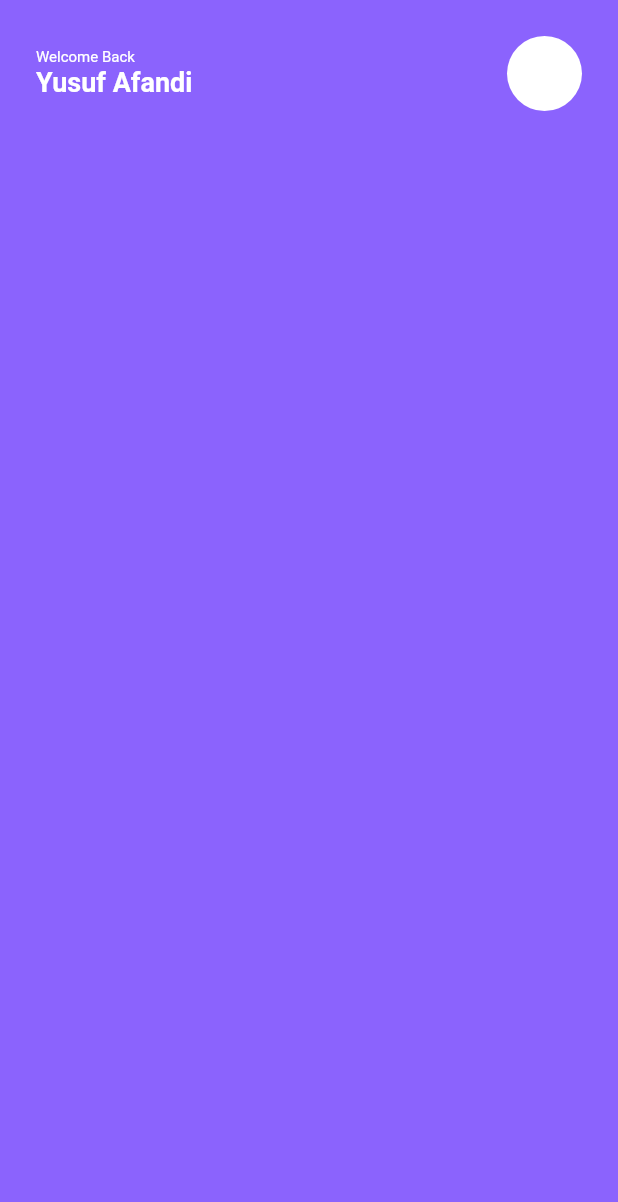
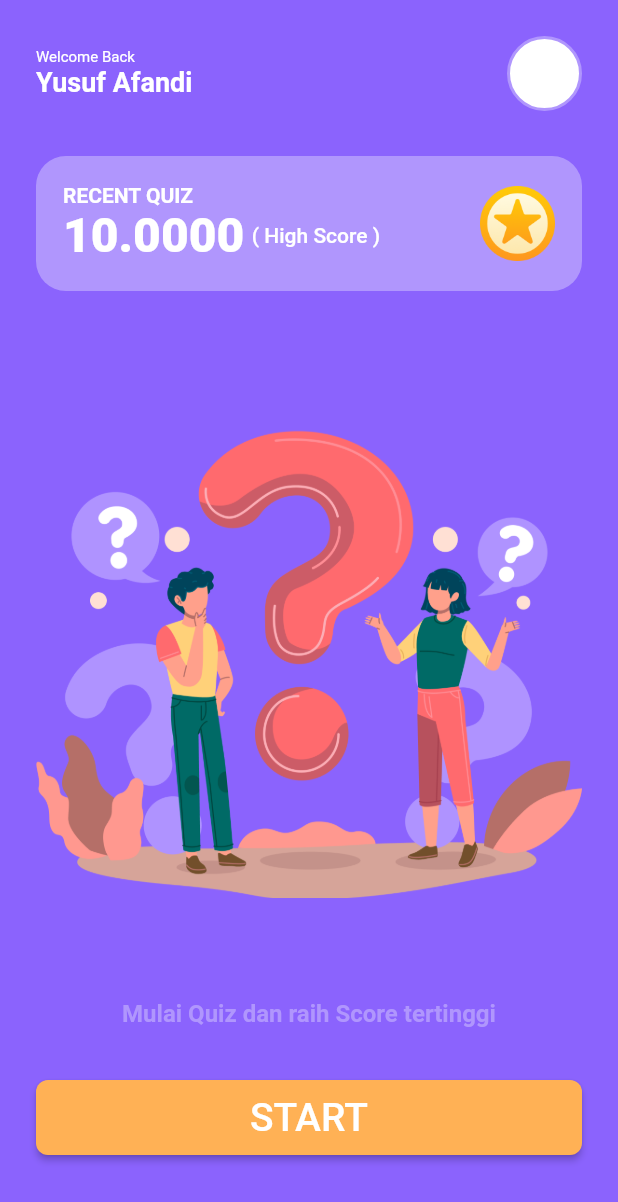
Before and after one commit to afandiyusuf/quiz-app-live, a Flutter app: the screen it shows after launch, on a phone screen of 412 x 824 dp. Shown: the top 1202 px of the screen. Run offline on Flutter 3.47's test engine with Material 2 defaults, Android fonts, the phone set to English and light mode, and no system bars.

```diff
--- a/lib/constants.dart
+++ b/lib/constants.dart
@@ -0,0 +1,7 @@
+import 'package:flutter/material.dart';
+
+class Themes {
+  static Color purple1 = Color(0xFFB096FD);
+  static Color purpleBg = Color(0xFF8B63FD);
+  static Color orange = Color(0xFFFFB155);
+}
--- a/lib/main.dart
+++ b/lib/main.dart
@@ -1,5 +1,6 @@
 import 'package:flutter/material.dart';
 import 'package:quiz_app/main_menu/presentation/main_menu_screen.dart';
+import 'package:quiz_app/question/presetation/question_screen.dart';
 
 void main() {
   runApp(const MyApp());
@@ -26,7 +27,11 @@ class MyApp extends StatelessWidget {
         // is not restarted.
         primarySwatch: Colors.blue,
       ),
-      home: const MainMenuScreen(),
+      initialRoute: MainMenuScreen.tag,
+      routes: {
+        MainMenuScreen.tag : (_) => MainMenuScreen(),
+        QuestionScreen.tag : (_) => QuestionScreen()
+      },
     );
   }
 }
--- a/lib/main_menu/presentation/main_menu_screen.dart
+++ b/lib/main_menu/presentation/main_menu_screen.dart
@@ -1,4 +1,8 @@
 import 'package:flutter/material.dart';
+import 'package:quiz_app/constants.dart';
+import 'package:quiz_app/main_menu/presentation/widget/high_score_widget.dart';
+import 'package:quiz_app/main_menu/presentation/widget/profile_widget.dart';
+import 'package:quiz_app/question/presetation/question_screen.dart';
 
 class MainMenuScreen extends StatelessWidget {
   static const tag = "/main-menu";
@@ -8,39 +12,54 @@ class MainMenuScreen extends StatelessWidget {
   @override
   Widget build(BuildContext context) {
     return Scaffold(
-      backgroundColor: Color(0xFF8B63FD),
+      backgroundColor: Themes.purpleBg,
       body: SafeArea(
         child: Padding(
           padding: const EdgeInsets.all(24.0),
           child: Column(
             children: [
-              Row(
-                children: [
-                  Column(
-                    crossAxisAlignment: CrossAxisAlignment.start,
-                    children: [
-                      Text(
-                        "Welcome Back",
-                        style: TextStyle(color: Colors.white, fontSize: 10),
-                      ),
-                      Text(
-                        "Yusuf Afandi",
-                        style: TextStyle(
-                            fontWeight: FontWeight.w600,
-                            fontSize: 18,
-                            color: Colors.white),
-                      )
-                    ],
+              ProfileWidget(),
+              SizedBox(
+                height: 30,
+              ),
+              HighScoreWidget(),
+              SizedBox(
+                height: 40,
+              ),
+              Expanded(child: Image.asset("assets/splash_bg.png")),
+              SizedBox(
+                height: 15,
+              ),
+              Text(
+                "Mulai Quiz dan raih Score tertinggi",
+                style: TextStyle(
+                    color: Themes.purple1,
+                    fontSize: 16,
+                    fontWeight: FontWeight.w600),
+              ),
+              SizedBox(
+                height: 35,
+              ),
+              Container(
+                width: double.infinity,
+                child: MaterialButton(
+                  child: Padding(
+                    padding: const EdgeInsets.symmetric(vertical: 10.0),
+                    child: Text(
+                      "START",
+                      style: TextStyle(color: Colors.white, fontSize: 26),
+                    ),
                   ),
-                  Spacer(),
-                  Container(
-                    width: 50,
-                    height: 50,
-                    decoration: BoxDecoration(
-                        borderRadius: BorderRadius.circular(100),
-                        color: Colors.white),
-                  )
-                ],
+                  shape: RoundedRectangleBorder(
+                      borderRadius: BorderRadius.circular(8)),
+                  onPressed: () {
+                    Navigator.pushNamed(context, QuestionScreen.tag);
+                  },
+                  color: Themes.orange,
+                ),
+              ),
+              SizedBox(
+                height: 30,
               )
             ],
           ),
--- /dev/null
+++ b/lib/main_menu/presentation/widget/high_score_widget.dart
@@ -0,0 +1,57 @@
+import 'package:flutter/material.dart';
+import 'package:quiz_app/constants.dart';
+
+class HighScoreWidget extends StatelessWidget {
+  const HighScoreWidget({Key? key}) : super(key: key);
+
+  @override
+  Widget build(BuildContext context) {
+    return Container(
+      padding: EdgeInsets.all(18),
+      width: double.infinity,
+      decoration: BoxDecoration(
+          borderRadius: BorderRadius.circular(20), color: Themes.purple1),
+      child: Row(
+        children: [
+          Column(
+            crossAxisAlignment: CrossAxisAlignment.start,
+            children: [
+              Text(
+                "RECENT QUIZ",
+                style: TextStyle(
+                    color: Colors.white,
+                    fontWeight: FontWeight.w600,
+                    fontSize: 14),
+              ),
+              Row(
+                crossAxisAlignment: CrossAxisAlignment.center,
+                children: [
+                  Text(
+                    "10.0000",
+                    style: TextStyle(
+                        color: Colors.white,
+                        fontWeight: FontWeight.w800,
+                        fontSize: 32),
+                  ),
+                  SizedBox(width: 5,),
+                  Text(
+                    "( High Score )",
+                    style: TextStyle(
+                        color: Colors.white,
+                        fontWeight: FontWeight.w500,
+                        fontSize: 14),
+                  )
+                ],
+              )
+            ],
+          ),
+          Spacer(),
+          SizedBox(
+            width: 50,
+            child: Image.asset("assets/coin.png"),
+          )
+        ],
+      ),
+    );
+  }
+}
--- /dev/null
+++ b/lib/main_menu/presentation/widget/profile_widget.dart
@@ -0,0 +1,38 @@
+import 'package:flutter/material.dart';
+import 'package:quiz_app/constants.dart';
+class ProfileWidget extends StatelessWidget {
+  const ProfileWidget({Key? key}) : super(key: key);
+
+  @override
+  Widget build(BuildContext context) {
+    return  Row(
+      children: [
+        Column(
+          crossAxisAlignment: CrossAxisAlignment.start,
+          children: [
+            Text(
+              "Welcome Back",
+              style: TextStyle(color: Colors.white, fontSize: 10),
+            ),
+            Text(
+              "Yusuf Afandi",
+              style: TextStyle(
+                  fontWeight: FontWeight.w600,
+                  fontSize: 18,
+                  color: Colors.white),
+            )
+          ],
+        ),
+        Spacer(),
+        Container(
+          width: 50,
+          height: 50,
+          decoration: BoxDecoration(
+              border: Border.all(color: Themes.purple1,width: 2 ),
+              borderRadius: BorderRadius.circular(100),
+              color: Colors.white),
+        )
+      ],
+    );
+  }
+}
--- /dev/null
+++ b/lib/question/presetation/question_screen.dart
@@ -0,0 +1,36 @@
+import 'package:flutter/material.dart';
+import 'package:quiz_app/constants.dart';
+import 'package:quiz_app/question/presetation/widget/quiz_stepper.dart';
+
+class QuestionScreen extends StatelessWidget {
+  static String tag = "/question";
+
+  const QuestionScreen({Key? key}) : super(key: key);
+
+  @override
+  Widget build(BuildContext context) {
+    return Scaffold(
+      appBar: AppBar(
+        backgroundColor: Colors.white,
+        elevation: 2,
+        leading: Icon(
+          Icons.arrow_back,
+          color: Themes.purpleBg,
+        ),
+        title: Center(
+          child: Text(
+            "Question",
+            textAlign: TextAlign.center,
+            style: TextStyle(
+                color: Colors.black, fontWeight: FontWeight.w800, fontSize: 20),
+          ),
+        ),
+      ),
+      body: SafeArea(
+        child: Column(
+          children: [QuizStepper()],
+        ),
+      ),
+    );
+  }
+}
--- /dev/null
+++ b/lib/question/presetation/widget/quiz_stepper.dart
@@ -0,0 +1,10 @@
+import 'package:flutter/material.dart';
+
+class QuizStepper extends StatelessWidget {
+  const QuizStepper({Key? key}) : super(key: key);
+
+  @override
+  Widget build(BuildContext context) {
+    return Container();
+  }
+}
--- a/pubspec.yaml
+++ b/pubspec.yaml
@@ -60,8 +60,9 @@ flutter:
   uses-material-design: true
 
   # To add assets to your application, add an assets section, like this:
-  # assets:
-  #   - images/a_dot_burr.jpeg
+  assets:
+    - assets/coin.png
+    - assets/splash_bg.png
   #   - images/a_dot_ham.jpeg
 
   # An image asset can refer to one or more resolution-specific "variants", see
```
Also changed, not shown: assets/coin.png (added), assets/splash_bg.png (added).
